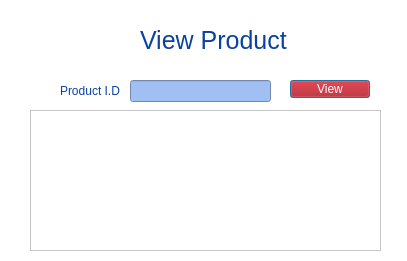
First picture: the form in Bhitti/viewproduct.ui, repository BigyaDhungana/Bhitti_v2, before the edit.
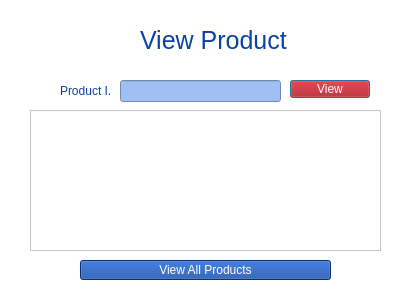
Second picture: the form after the edit. Icons and pictures are not drawn.

```diff
--- a/Bhitti/viewproduct.ui
+++ b/Bhitti/viewproduct.ui
@@ -7,7 +7,7 @@
     <x>0</x>
     <y>0</y>
     <width>407</width>
-    <height>261</height>
+    <height>295</height>
    </rect>
   </property>
   <property name="windowTitle">
@@ -64,9 +64,9 @@
   <widget class="QLineEdit" name="lineEdit">
    <property name="geometry">
     <rect>
-     <x>130</x>
+     <x>120</x>
      <y>80</y>
-     <width>141</width>
+     <width>161</width>
      <height>22</height>
     </rect>
    </property>
@@ -101,7 +101,7 @@
     <rect>
      <x>60</x>
      <y>80</y>
-     <width>61</width>
+     <width>51</width>
      <height>21</height>
     </rect>
    </property>
@@ -131,6 +131,28 @@
     </rect>
    </property>
   </widget>
+  <widget class="QPushButton" name="pushButton_2">
+   <property name="geometry">
+    <rect>
+     <x>80</x>
+     <y>260</y>
+     <width>251</width>
+     <height>20</height>
+    </rect>
+   </property>
+   <property name="cursor">
+    <cursorShape>PointingHandCursor</cursorShape>
+   </property>
+   <property name="styleSheet">
+    <string notr="true">color: rgb(255, 255, 255);
+background-color: rgb(11, 66, 160);
+
+font: 900 9pt &quot;Segoe UI Black&quot;;</string>
+   </property>
+   <property name="text">
+    <string>View All Products</string>
+   </property>
+  </widget>
  </widget>
  <resources/>
  <connections/>
```
